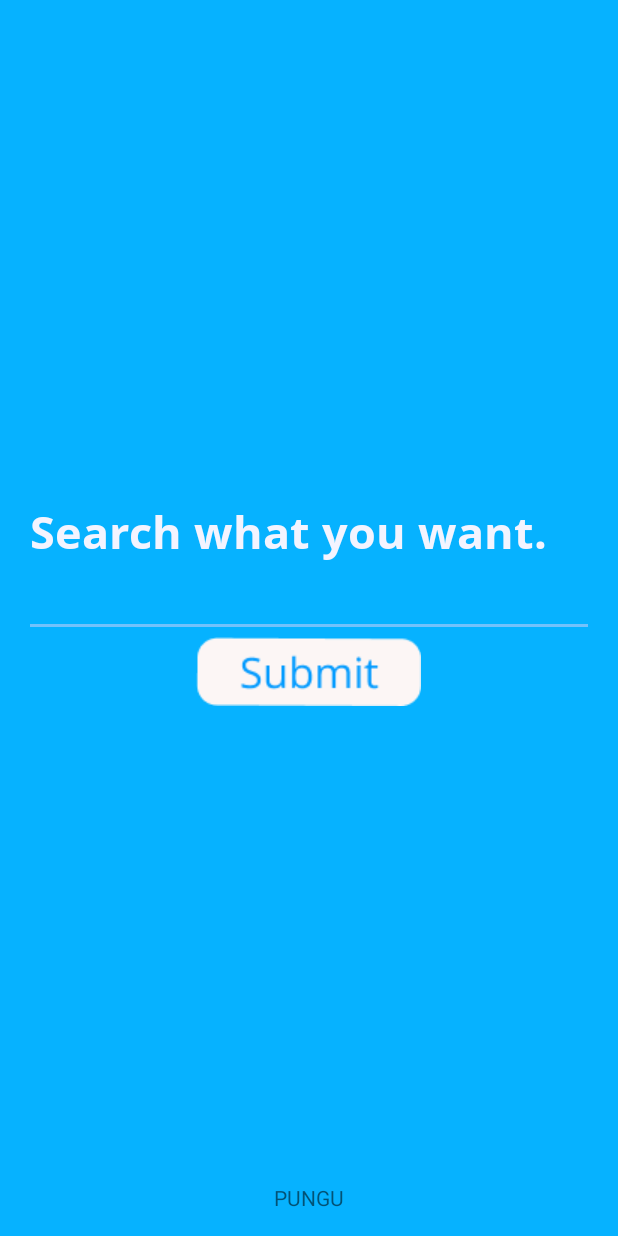
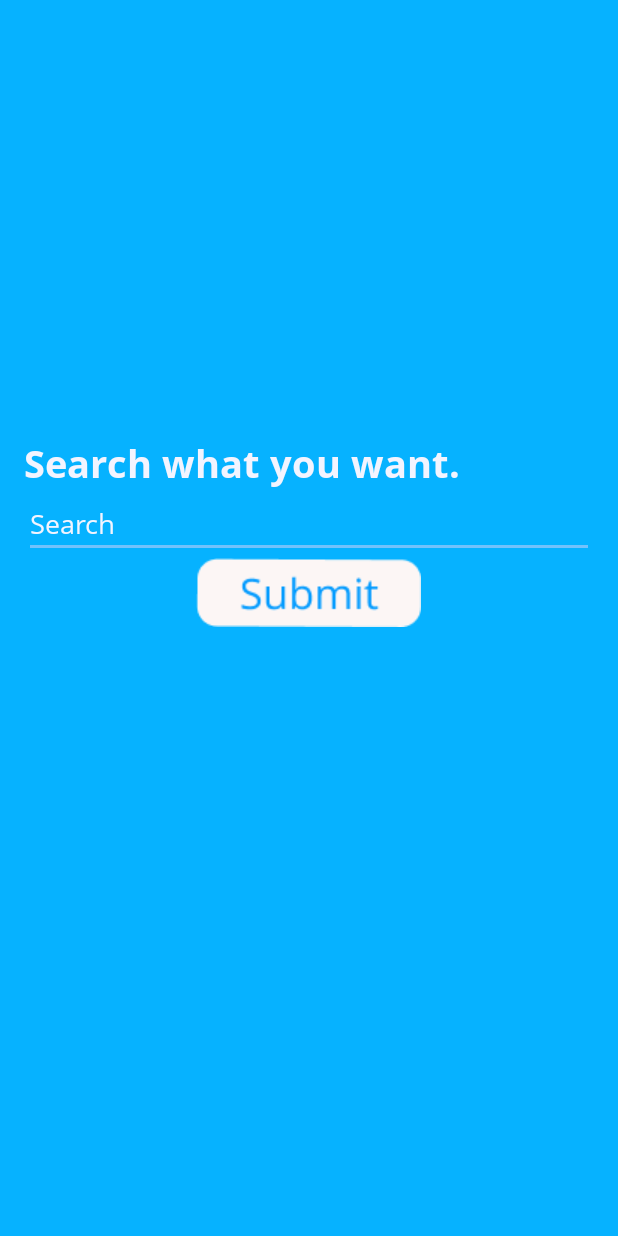
Before and after one commit to aayush-meshram/spider-project-newsapp, an Android app: the MainActivity screen opened directly, with no data from a screen before it, on a phone screen of 412 x 824 dp. Run offline under Robolectric (Android 15) with nearby library versions, the phone set to English and light mode, and no system bars; our stand-ins replace Volley.

Commit message:
Work done on UI, icon added

```diff
--- a/app/src/main/AndroidManifest.xml
+++ b/app/src/main/AndroidManifest.xml
@@ -10,8 +10,10 @@
         android:label="@string/app_name"
         android:roundIcon="@mipmap/ic_launcher_round"
         android:supportsRtl="true"
+        android:usesCleartextTraffic="true"
+        android:screenOrientation= "portrait"
         android:theme="@style/AppTheme">
-        <activity android:name=".WebActivityLoader"></activity>
+        <activity android:name=".WebActivityLoader"/>
         <activity android:name=".NewsActivity" />
         <activity android:name=".SplashScreenActivity">
             <intent-filter>
--- a/app/src/main/java/com/news/reporter/MainActivity.java
+++ b/app/src/main/java/com/news/reporter/MainActivity.java
@@ -38,7 +38,6 @@ public class MainActivity extends AppCompatActivity {
 
     private Handler handler;
     private EditText mEdit;
-    public TextView selectedText;
     private ImageButton mButton;
 
     @Override
@@ -47,65 +46,17 @@ public class MainActivity extends AppCompatActivity {
         setContentView(R.layout.activity_main);
 
         mEdit = findViewById(R.id.mEdit);
-        selectedText = findViewById(R.id.something);
         mButton = findViewById(R.id.mButton);
 
         mButton.setOnClickListener(new View.OnClickListener() {
             @Override
             public void onClick(View view) {
                 String editText = mEdit.getText().toString();
-                selectedText.setText(editText);
                 jumpToNewsActivity(editText);
             }
         });
 
     }
-
-    /*public void makeApiCall(String text)    {
-        Calendar c = Calendar.getInstance();
-        int D = c.get(Calendar.DAY_OF_MONTH)-1;
-        int Y = c.get(Calendar.YEAR)-1;
-        int M = c.get(Calendar.MONTH)-1;
-
-        final List<NewsContent> contentList = new ArrayList<>();
-
-        String url = "https://newsapi.org/v2/everything?q="+text+"&from="+Y+"-"+M+"-"+D+"-"+"&sortBy=publishedAt&apiKey="+API_KEY;
-        RequestQueue mQueue = Volley.newRequestQueue(this);
-        Toast.makeText(this, "AA GAYA ANDAR", Toast.LENGTH_SHORT).show();
-        JsonObjectRequest request = new JsonObjectRequest(Request.Method.GET, url, null, new Response.Listener<JSONObject>() {
-            @Override
-            public void onResponse(JSONObject response) {
-                try {
-                    String status = response.getString("status");
-                    String no = response.getString("totalResults");
-                    Toast.makeText(MainActivity.this, "status: "+status+" no: "+no, Toast.LENGTH_SHORT).show();
-                    JSONArray articles = response.getJSONArray("articles");
-                    for(int i = 0; i < articles.length(); i++)  {
-                        if(i >= 10)
-                            break;
-                        JSONObject main = articles.getJSONObject(i);
-                        String title = main.getString("title");
-                        String link = main.getString("url");
-                        String imgUrl = main.getString("urlToImage");
-                        JSONObject s = main.getJSONObject("source");
-                        String source = s.getString("name");
-                        NewsContent contentSetter = new NewsContent(title, imgUrl, link, source);
-                        contentList.add(contentSetter);
-                    }
-
-                } catch (JSONException e) {
-                    e.printStackTrace();
-                }
-            }
-        },
-                new Response.ErrorListener() {
-                    @Override
-                    public void onErrorResponse(VolleyError error) {
-                        Toast.makeText(MainActivity.this, "GADBAD ho gayi"+error.getCause(), Toast.LENGTH_SHORT).show();
-                    }
-                });
-        mQueue.add(request);
-    }*/
 
     public void jumpToNewsActivity(String text) {
         Intent intent = new Intent(this, NewsActivity.class);
--- a/app/src/main/java/com/news/reporter/WebActivityLoader.java
+++ b/app/src/main/java/com/news/reporter/WebActivityLoader.java
@@ -38,6 +38,7 @@ public class WebActivityLoader extends AppCompatActivity {
         WebSettings webSettings = webView.getSettings();
         webSettings.setAllowContentAccess(true);
         webSettings.setJavaScriptEnabled(true);
+        webSettings.setBuiltInZoomControls(true);
 
     }
 }
--- a/app/src/main/res/layout/activity_main.xml
+++ b/app/src/main/res/layout/activity_main.xml
@@ -8,32 +8,28 @@
     android:background="@color/electricBlue"
     tools:context=".MainActivity">
 
-    <TextView
-        android:id="@+id/something"
-        android:layout_width="wrap_content"
-        android:layout_height="wrap_content"
-        android:text="PUNGU"
-        android:layout_alignParentBottom="true"
-        android:layout_centerHorizontal="true"/>
 
     <TextView
         android:id="@+id/mTitle"
         android:layout_width="match_parent"
         android:layout_height="wrap_content"
         android:layout_alignParentTop="true"
-        android:layout_marginTop="313dp"
+        android:layout_centerInParent="true"
+        android:layout_marginTop="275dp"
         android:fontFamily="@font/open_sans_bold"
         android:text="@string/title"
-        android:padding="4dp"
         android:textAppearance="@style/TextAppearance.AppCompat.Title"
         android:textColor="@color/white"
-        android:textSize="30dp" />
+        android:textSize="25sp" />
 
     <EditText
+        android:hint="Search"
+        android:textColorHint="@color/white"
         android:layout_width="match_parent"
         android:layout_height="wrap_content"
         android:fontFamily="@font/open_sans"
         android:id="@+id/mEdit"
+        android:inputType="text"
         android:textColor="@color/white"
         android:layout_below="@id/mTitle"/>
 
--- a/app/src/main/res/mipmap-anydpi-v26/ic_launcher.xml
+++ b/app/src/main/res/mipmap-anydpi-v26/ic_launcher.xml
@@ -1,5 +1,5 @@
 <?xml version="1.0" encoding="utf-8"?>
 <adaptive-icon xmlns:android="http://schemas.android.com/apk/res/android">
-    <background android:drawable="@drawable/ic_launcher_background" />
-    <foreground android:drawable="@drawable/ic_launcher_foreground" />
+
+    <foreground android:drawable="@mipmap/ic_launcher_foreground"/>
 </adaptive-icon>
--- a/app/src/main/res/mipmap-anydpi-v26/ic_launcher_round.xml
+++ b/app/src/main/res/mipmap-anydpi-v26/ic_launcher_round.xml
@@ -1,5 +1,5 @@
 <?xml version="1.0" encoding="utf-8"?>
 <adaptive-icon xmlns:android="http://schemas.android.com/apk/res/android">
-    <background android:drawable="@drawable/ic_launcher_background" />
-    <foreground android:drawable="@drawable/ic_launcher_foreground" />
+
+    <foreground android:drawable="@mipmap/ic_launcher_foreground"/>
 </adaptive-icon>
```
Also changed, not shown: app/src/main/java/com/news/reporter/NewsActivity.java (+12 -3 lines), app/src/main/res/layout/card_view.xml (+12 -10 lines), app/src/main/res/layout/news_layout.xml (+19 -6 lines), app/src/main/res/mipmap-hdpi/ic_launcher.png, app/src/main/res/mipmap-hdpi/ic_launcher_round.png, app/src/main/res/mipmap-mdpi/ic_launcher.png, app/src/main/res/mipmap-mdpi/ic_launcher_round.png, app/src/main/res/mipmap-xhdpi/ic_launcher.png, app/src/main/res/mipmap-xhdpi/ic_launcher_round.png, app/src/main/res/mipmap-xxhdpi/ic_launcher.png, app/src/main/res/mipmap-xxhdpi/ic_launcher_round.png, app/src/main/res/mipmap-xxxhdpi/ic_launcher.png, app/src/main/res/mipmap-xxxhdpi/ic_launcher_round.png.
